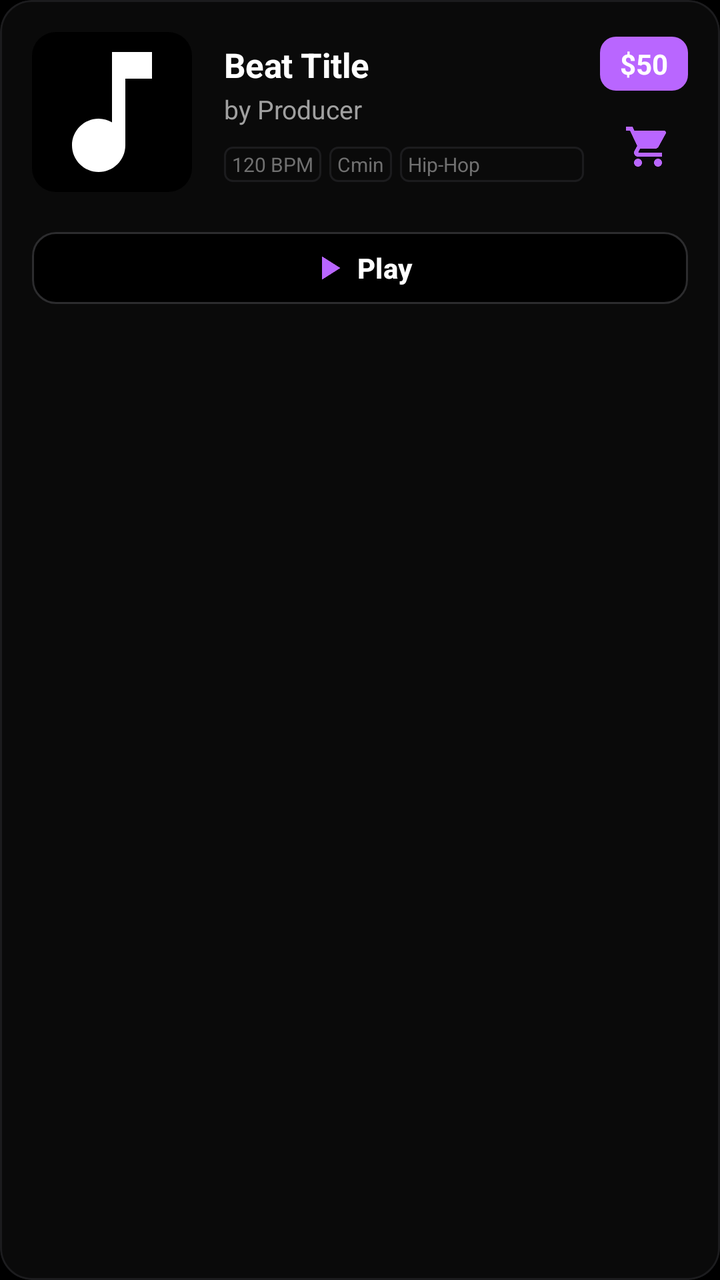
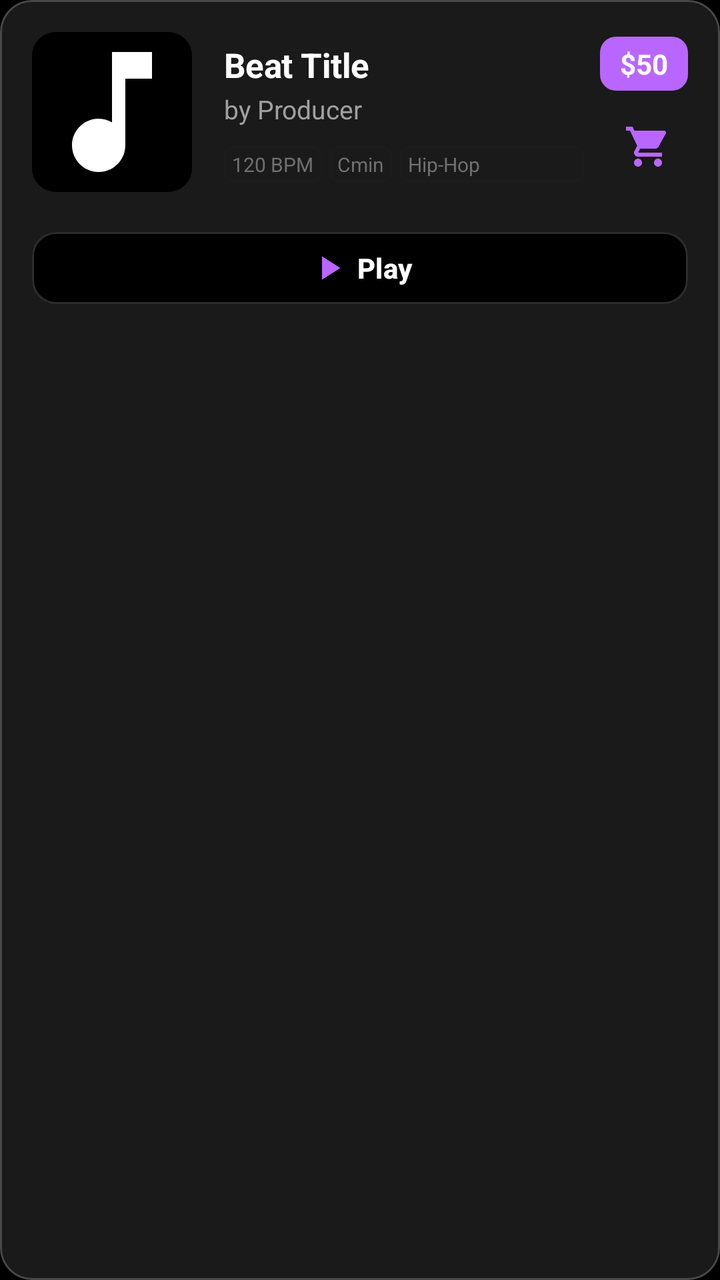

Screens rendered from an Android XML layout before and after an edit, with the pre-edit source and the edit as a unified diff.
<!-- AndroidManifest.xml: application theme Theme.BeatHouse.Splash -->
<!-- res/layout/item_beat.xml -->
<?xml version="1.0" encoding="utf-8"?>
<com.google.android.material.card.MaterialCardView
    xmlns:android="http://schemas.android.com/apk/res/android"
    xmlns:app="http://schemas.android.com/apk/res-auto"
    android:id="@+id/cardBeat"
    android:layout_width="match_parent"
    android:layout_height="wrap_content"
    android:layout_marginHorizontal="16dp"
    android:layout_marginVertical="8dp"
    app:cardCornerRadius="16dp"
    app:cardElevation="0dp"
    app:cardBackgroundColor="@color/surface_container"
    app:strokeColor="@color/outline"
    app:strokeWidth="1dp"
    android:stateListAnimator="@null">

    <LinearLayout
        android:layout_width="match_parent"
        android:layout_height="wrap_content"
        android:orientation="vertical"
        android:padding="16dp">

        
        <LinearLayout
            android:layout_width="match_parent"
            android:layout_height="wrap_content"
            android:orientation="horizontal"
            android:gravity="center_vertical">

            
            <com.google.android.material.card.MaterialCardView
                android:layout_width="80dp"
                android:layout_height="80dp"
                android:layout_marginEnd="16dp"
                app:cardCornerRadius="12dp"
                app:cardElevation="0dp"
                app:strokeWidth="0dp">
                <ImageView
                    android:id="@+id/ivCover"
                    android:layout_width="match_parent"
                    android:layout_height="match_parent"
                    android:scaleType="centerCrop"
                    android:src="@drawable/ic_music_note"
                    android:background="@color/surface_variant"
                    android:contentDescription="Beat cover" />
            </com.google.android.material.card.MaterialCardView>

            
            <LinearLayout
                android:layout_width="0dp"
                android:layout_height="wrap_content"
                android:layout_weight="1"
                android:orientation="vertical"
                android:layout_gravity="center_vertical">

                
                <TextView
                    android:id="@+id/tvTitle"
                    android:layout_width="wrap_content"
                    android:layout_height="wrap_content"
                    android:text="Beat Title"
                    android:textSize="17sp"
                    android:textStyle="bold"
                    android:textColor="@color/on_surface"
                    android:maxLines="1"
                    android:ellipsize="end"
                    android:letterSpacing="-0.01" />

                
                <TextView
                    android:id="@+id/tvProducer"
                    android:layout_width="wrap_content"
                    android:layout_height="wrap_content"
                    android:text="by Producer"
                    android:textSize="13sp"
                    android:textColor="@color/on_surface_variant"
                    android:layout_marginTop="2dp"
                    android:maxLines="1"
                    android:ellipsize="end" />

                
                <LinearLayout
                    android:layout_width="match_parent"
                    android:layout_height="wrap_content"
                    android:layout_marginTop="10dp"
                    android:orientation="horizontal">

                    <TextView
                        android:id="@+id/tvBpm"
                        android:layout_width="wrap_content"
                        android:layout_height="wrap_content"
                        android:background="@drawable/tag_background"
                        android:maxLines="1"
                        android:paddingHorizontal="4dp"
                        android:paddingVertical="2dp"
                        android:text="120 BPM"
                        android:textColor="@color/on_surface_secondary"
                        android:textSize="10sp" />

                    <TextView
                        android:id="@+id/tvKey"
                        android:layout_width="wrap_content"
                        android:layout_height="wrap_content"
                        android:layout_marginStart="4dp"
                        android:background="@drawable/tag_background"
                        android:maxLines="1"
                        android:paddingHorizontal="4dp"
                        android:paddingVertical="2dp"
                        android:text="Cmin"
                        android:textColor="@color/on_surface_secondary"
                        android:textSize="10sp" />

                    <TextView
                        android:id="@+id/tvGenre"
                        android:layout_width="0dp"
                        android:layout_height="wrap_content"
                        android:layout_weight="1"
                        android:layout_marginStart="4dp"
                        android:background="@drawable/tag_background"
                        android:ellipsize="end"
                        android:maxLines="1"
                        android:paddingHorizontal="4dp"
                        android:paddingVertical="2dp"
                        android:text="Hip-Hop"
                        android:textColor="@color/on_surface_secondary"
                        android:textSize="10sp" />

                </LinearLayout>

            </LinearLayout>

            
            <LinearLayout
                android:layout_width="wrap_content"
                android:layout_height="wrap_content"
                android:orientation="vertical"
                android:gravity="end|top"
                android:layout_marginStart="8dp">

                <TextView
                    android:id="@+id/tvPrice"
                    android:layout_width="wrap_content"
                    android:layout_height="wrap_content"
                    android:text="$50"
                    android:textSize="14sp"
                    android:textStyle="bold"
                    android:paddingHorizontal="10dp"
                    android:paddingVertical="4dp"
                    android:background="@drawable/price_background"
                    android:textColor="@color/on_primary" />

                <FrameLayout
                    android:layout_width="40dp"
                    android:layout_height="40dp"
                    android:layout_marginTop="8dp">

                    <ImageButton
                        android:id="@+id/btn_add_to_cart"
                        android:layout_width="32dp"
                        android:layout_height="32dp"
                        android:layout_gravity="center"
                        android:src="@drawable/ic_shopping_cart"
                        android:background="?attr/selectableItemBackgroundBorderless"
                        android:contentDescription="Add to cart"
                        app:tint="@color/primary" />

                    <View
                        android:id="@+id/cart_badge"
                        android:layout_width="10dp"
                        android:layout_height="10dp"
                        android:layout_gravity="top|end"
                        android:background="@drawable/badge_background"
                        android:visibility="gone" />

                </FrameLayout>

            </LinearLayout>

        </LinearLayout>

        <TextView
            android:id="@+id/tvDescription"
            android:layout_width="match_parent"
            android:layout_height="wrap_content"
            android:textSize="12sp"
            android:textColor="@color/on_surface_variant"
            android:layout_marginTop="8dp"
            android:maxLines="2"
            android:ellipsize="end"
            android:visibility="gone" />

        
        <com.google.android.material.button.MaterialButton
            android:id="@+id/btnPlay"
            android:layout_width="match_parent"
            android:layout_height="44dp"
            android:layout_marginTop="16dp"
            android:text="Play"
            android:textSize="14sp"
            app:icon="@drawable/ic_play_arrow"
            app:iconGravity="textStart"
            app:iconSize="20dp"
            app:cornerRadius="12dp"
            app:backgroundTint="@color/surface_variant"
            android:textColor="@color/on_surface"
            app:strokeColor="@color/outline_variant"
            app:strokeWidth="1dp"
            style="@style/Widget.Material3.Button.TextButton" />

    </LinearLayout>

</com.google.android.material.card.MaterialCardView>
<!-- resources referenced by this layout -->
<resources>
  <color name="on_primary">#FFFFFF</color>
  <color name="on_surface">#FFFFFF</color>
  <color name="on_surface_secondary">#707070</color>
  <color name="on_surface_variant">#A0A0A0</color>
  <color name="outline">#1C1C1E</color>
  <color name="outline_variant">#2C2C2E</color>
  <color name="primary">#B966FF</color>
  <color name="surface_container">#0A0A0A</color>
  <color name="surface_variant">#000000</color>
  <!-- drawable badge_background (drawable) -->
  <?xml version="1.0" encoding="utf-8"?>
  <shape xmlns:android="http://schemas.android.com/apk/res/android"
      android:shape="oval">
      <solid android:color="#B966FF" />
  </shape>
  <!-- drawable ic_music_note (drawable) -->
  <vector xmlns:android="http://schemas.android.com/apk/res/android"
      android:width="24dp"
      android:height="24dp"
      android:viewportWidth="24"
      android:viewportHeight="24"
      android:tint="?attr/colorOnSurface">
      <path
          android:fillColor="@android:color/white"
          android:pathData="M12,3v10.55c-0.59,-0.34 -1.27,-0.55 -2,-0.55 -2.21,0 -4,1.79 -4,4s1.79,4 4,4 4,-1.79 4,-4V7h4V3h-6z"/>
  </vector>
  <!-- drawable ic_play_arrow (drawable) -->
  <?xml version="1.0" encoding="utf-8"?>
  <vector xmlns:android="http://schemas.android.com/apk/res/android"
      android:width="24dp"
      android:height="24dp"
      android:viewportWidth="24"
      android:viewportHeight="24"
      android:tint="?attr/colorOnSurface">
      <path
          android:fillColor="@android:color/white"
          android:pathData="M8,5v14l11,-7z"/>
  </vector>
  <!-- drawable price_background (drawable) -->
  <?xml version="1.0" encoding="utf-8"?>
  <shape xmlns:android="http://schemas.android.com/apk/res/android">
      <corners android:radius="8dp" />
      <solid android:color="@color/primary" />
  </shape>
  <!-- drawable tag_background (drawable) -->
  <shape xmlns:android="http://schemas.android.com/apk/res/android">
      <corners android:radius="4dp" />
      <stroke android:width="1dp" android:color="@color/outline" />
      <solid android:color="@android:color/transparent" />
  </shape>
  <style name="Theme.BeatHouse.Splash" parent="Theme.BeatHouse">
          <item name="android:windowBackground">@color/background</item>
      </style>
  <color name="background">#000000</color>
  <color name="primary_container">#1A0033</color>
  <color name="secondary">#8E8E93</color>
  <color name="secondary_container">#151517</color>
  <color name="on_secondary">#FFFFFF</color>
  <color name="error">#FF453A</color>
  <color name="error_container">#330000</color>
  <color name="surface">#000000</color>
  <style name="Widget.BeatHouse.Card" parent="Widget.Material3.CardView.Elevated">
          <item name="cardCornerRadius">18dp</item>
          <item name="cardElevation">0dp</item>
          <item name="strokeColor">@color/outline</item>
          <item name="strokeWidth">1dp</item>
          <item name="cardBackgroundColor">@color/surface_container</item>
      </style>
  <style name="Widget.BeatHouse.AppBarLayout" parent="Widget.Material3.AppBarLayout">
          <item name="android:background">@color/surface</item>
          <item name="backgroundTint">@color/surface</item>
      </style>
  <style name="Widget.BeatHouse.Chip" parent="Widget.Material3.Chip.Filter">
          <item name="chipCornerRadius">12dp</item>
          <item name="chipStrokeColor">@color/outline</item>
          <item name="chipStrokeWidth">1dp</item>
          <item name="android:textColor">@color/on_surface_variant</item>
          <item name="chipBackgroundColor">@color/surface_container</item>
          <item name="checkedIconTint">@color/primary</item>
          <item name="android:textSize">14sp</item>
      </style>
  <!-- unchanged entries left out for length: 5 -->
</resources>

<!-- the commit's change to res/layout/item_beat.xml (unified diff, before → after) -->
@@ -9,8 +9,8 @@
     android:layout_marginVertical="8dp"
     app:cardCornerRadius="16dp"
     app:cardElevation="0dp"
-    app:cardBackgroundColor="@color/surface_container"
-    app:strokeColor="@color/outline"
+    app:cardBackgroundColor="#1AFFFFFF"
+    app:strokeColor="#33FFFFFF"
     app:strokeWidth="1dp"
     android:stateListAnimator="@null">
 
